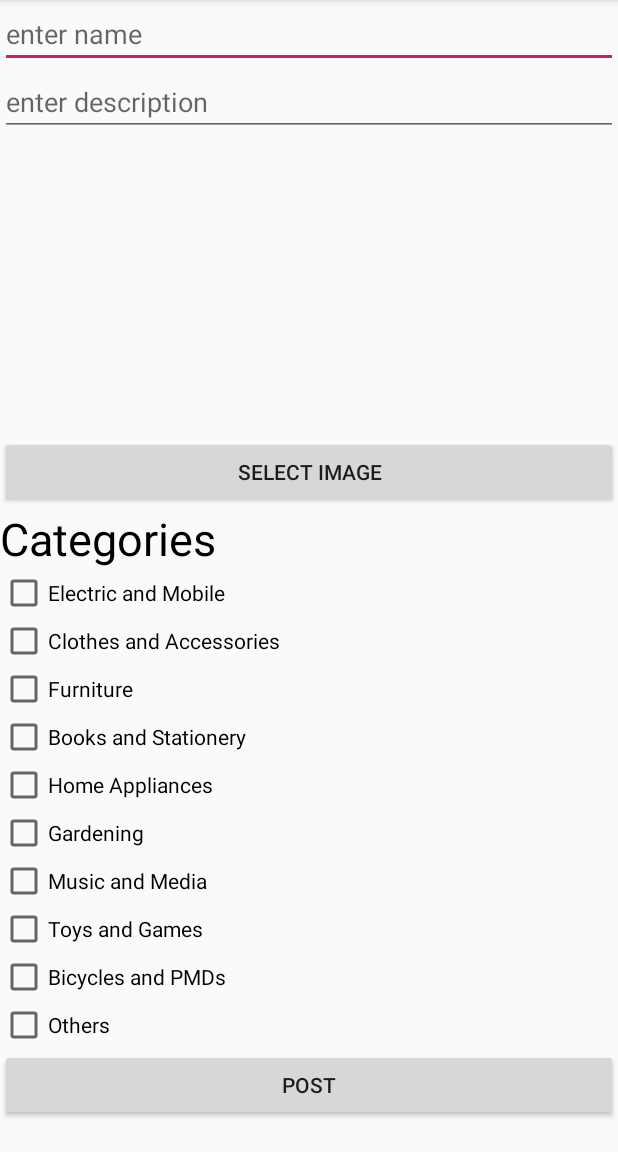
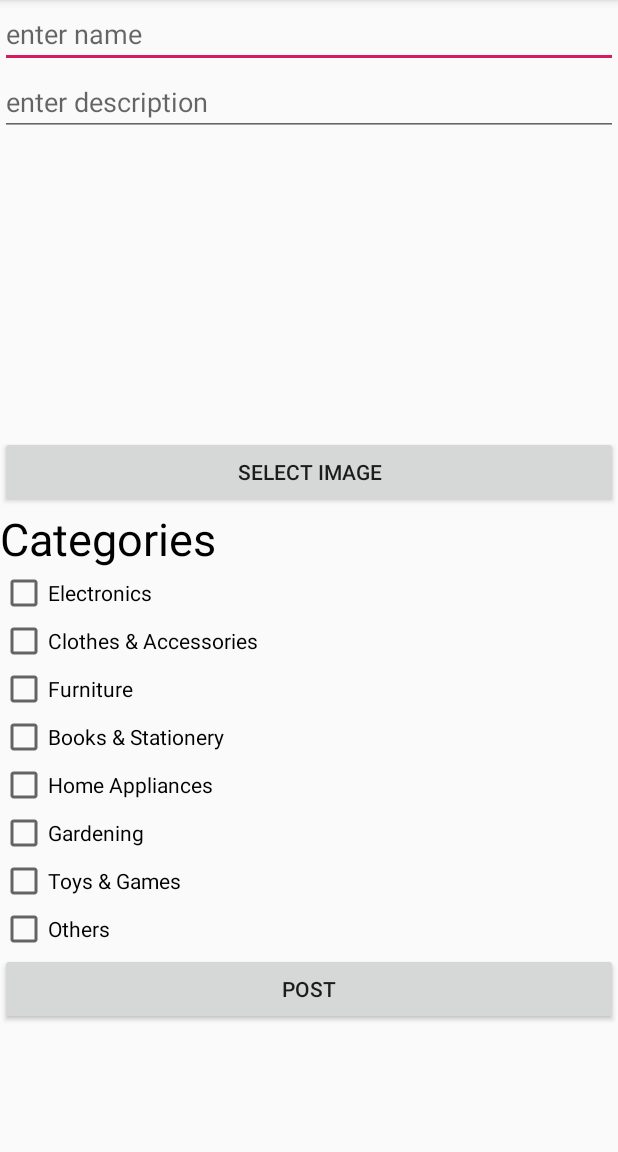
Before and after one commit to shiinx/1D_Kifu, an Android app: the PostActivity screen opened directly, with no data from a screen before it, after a tap on "POST", on a phone screen of 412 x 824 dp, the part 84-1236 px from its top. Run offline under Robolectric (Android 15) with nearby library versions, the phone set to English and light mode, and no system bars; our stand-ins replace Firebase (no records; nobody signed in at launch, a user with empty details on screens opened directly), Picasso; pictures from the network do not load.

Commit message:
Change category in postactivity and activity_post

```diff
--- a/app/src/main/java/com/Team3_6/kifu/PostActivity.java
+++ b/app/src/main/java/com/Team3_6/kifu/PostActivity.java
@@ -40,15 +40,13 @@ public class PostActivity extends AppCompatActivity {
     private ImageView imageView;
 
     private ArrayList<String> categories;
-    private CheckBox ElectricAndMobile;
+    private CheckBox Electronics;
     private CheckBox ClothesAndAccessories;
     private CheckBox Furniture;
     private CheckBox BooksAndStationery;
     private CheckBox HomeAppliances;
     private CheckBox Gardening;
-    private CheckBox MusicAndMedia;
     private CheckBox ToysAndGames;
-    private CheckBox BicyclesAndPMDs;
     private CheckBox Others;
 
 
@@ -74,15 +72,15 @@ public class PostActivity extends AppCompatActivity {
         mAuth = FirebaseAuth.getInstance();
         currentUser = mAuth.getCurrentUser();
 
-        ElectricAndMobile = findViewById(R.id.electric_and_mobile);
+        Electronics = findViewById(R.id.electronics);
         ClothesAndAccessories = findViewById(R.id.clothes_and_accessories);
         Furniture = findViewById(R.id.furniture);
         BooksAndStationery = findViewById(R.id.books_and_stationery);
         HomeAppliances = findViewById(R.id.home_appliances);
         Gardening = findViewById(R.id.gardening);
-        MusicAndMedia = findViewById(R.id.music_and_media);
+
         ToysAndGames = findViewById(R.id.toys_and_games);
-        BicyclesAndPMDs = findViewById(R.id.bicycles_and_pmds);
+
         Others = findViewById(R.id.others);
         categories = new ArrayList<>();
 
@@ -96,7 +94,7 @@ public class PostActivity extends AppCompatActivity {
         mButtonPost.setOnClickListener(new View.OnClickListener() {
             @Override
             public void onClick(View v) {
-                if (ElectricAndMobile.isChecked()) {
+                if (Electronics.isChecked()) {
                     categories.add("Electric & Mobile");
                 }
                 if (ClothesAndAccessories.isChecked()) {
@@ -114,15 +112,11 @@ public class PostActivity extends AppCompatActivity {
                 if (Gardening.isChecked()) {
                     categories.add("Gardening");
                 }
-                if (MusicAndMedia.isChecked()) {
-                    categories.add("Music & Media");
-                }
+
                 if (ToysAndGames.isChecked()) {
                     categories.add("Toys & Games");
                 }
-                if (BicyclesAndPMDs.isChecked()) {
-                    categories.add("Bicycles & PMDs");
-                }
+
                 if (Others.isChecked()) {
                     categories.add("Others");
                 }
--- a/app/src/main/res/layout/activity_post.xml
+++ b/app/src/main/res/layout/activity_post.xml
@@ -44,16 +44,16 @@
                 android:textSize="30sp" />
 
             <CheckBox
-                android:id="@+id/electric_and_mobile"
+                android:id="@+id/electronics"
                 android:layout_width="match_parent"
                 android:layout_height="wrap_content"
-                android:text="Electric and Mobile" />
+                android:text="Electronics" />
 
             <CheckBox
                 android:id="@+id/clothes_and_accessories"
                 android:layout_width="match_parent"
                 android:layout_height="wrap_content"
-                android:text="Clothes and Accessories" />
+                android:text="Clothes &amp; Accessories" />
 
             <CheckBox
                 android:id="@+id/furniture"
@@ -65,7 +65,7 @@
                 android:id="@+id/books_and_stationery"
                 android:layout_width="match_parent"
                 android:layout_height="wrap_content"
-                android:text="Books and Stationery" />
+                android:text="Books &amp; Stationery" />
 
             <CheckBox
                 android:id="@+id/home_appliances"
@@ -79,23 +79,15 @@
                 android:layout_height="wrap_content"
                 android:text="Gardening" />
 
-            <CheckBox
-                android:id="@+id/music_and_media"
-                android:layout_width="match_parent"
-                android:layout_height="wrap_content"
-                android:text="Music and Media" />
+
 
             <CheckBox
                 android:id="@+id/toys_and_games"
                 android:layout_width="match_parent"
                 android:layout_height="wrap_content"
-                android:text="Toys and Games" />
+                android:text="Toys &amp; Games" />
 
-            <CheckBox
-                android:id="@+id/bicycles_and_pmds"
-                android:layout_width="match_parent"
-                android:layout_height="wrap_content"
-                android:text="Bicycles and PMDs" />
+
 
             <CheckBox
                 android:id="@+id/others"
```
